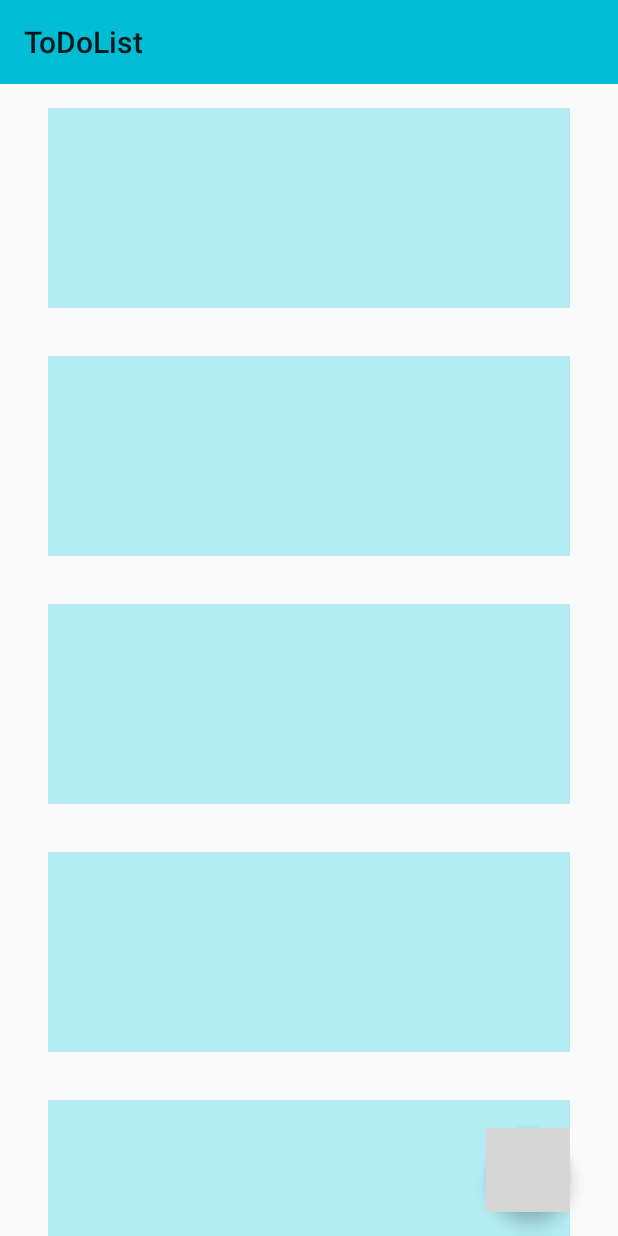
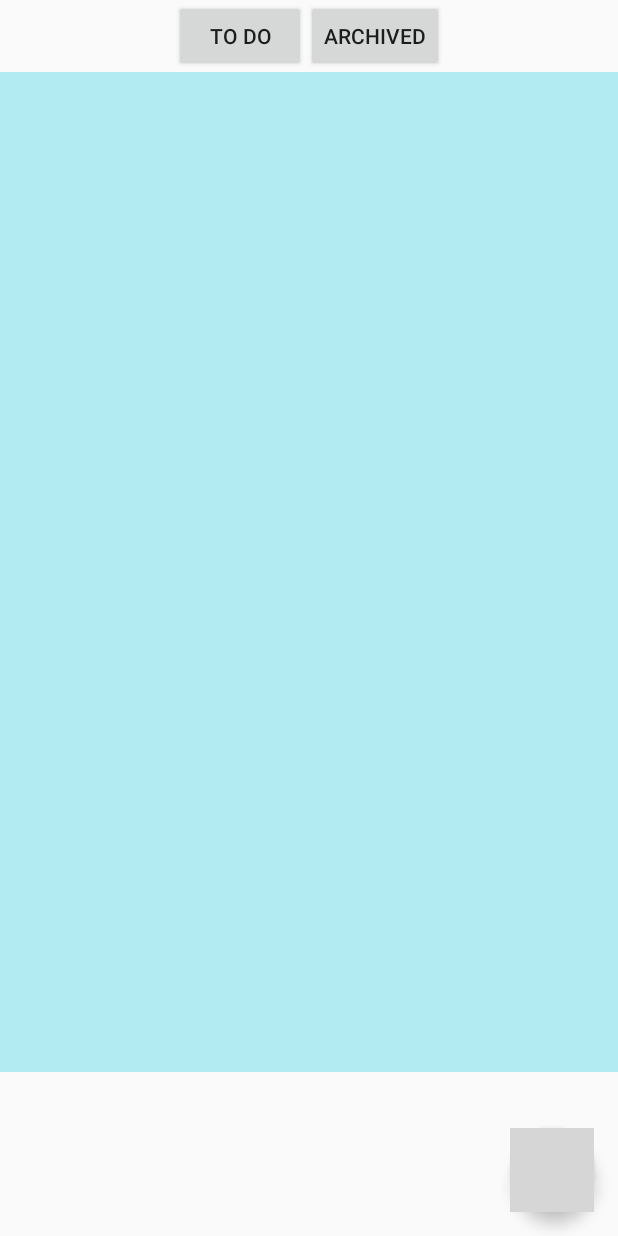
Before and after one commit to antonioCozzi/ToDoList, an Android app: the screen it shows after launch (MainActivity), on a phone screen of 412 x 824 dp. Run offline under Robolectric (Android 15) with nearby library versions, the light colour scheme and no system bars; 3 statements that could not run were skipped; grey boxes are pictures that could not be loaded.

Commit message:
Added a DB for saving notes.

```diff
--- a/app/src/main/java/com/example/anton/todolist/activities/MainActivity.java
+++ b/app/src/main/java/com/example/anton/todolist/activities/MainActivity.java
@@ -8,7 +8,6 @@ import android.support.v7.app.AppCompatActivity;
 import android.support.v7.widget.LinearLayoutManager;
 import android.support.v7.widget.RecyclerView;
 import android.support.v7.widget.Toolbar;
-import android.view.Menu;
 import android.view.MenuItem;
 import android.view.View;
 
@@ -33,6 +32,7 @@ public class MainActivity extends AppCompatActivity {
     RecyclerView noteRv;
     LinearLayoutManager linearLayoutManager;
     NoteAdapter noteAdapter;
+    DataBaseHandler dataBaseHandler;
 
     @Override
     protected void onCreate(Bundle savedInstanceState) {
@@ -42,12 +42,16 @@ public class MainActivity extends AppCompatActivity {
         setSupportActionBar(toolbar);
         intent = getIntent();
 
+        ArrayList<Note> notes = new ArrayList<>();
+        notes = dataBaseHandler.getAllNotes();
+        noteAdapter.setDataSet(notes);
         noteRv = (RecyclerView) findViewById(R.id.recycler_view);
         linearLayoutManager = new LinearLayoutManager(this);
         noteAdapter = new NoteAdapter(this);
         noteRv.setLayoutManager(linearLayoutManager);
         noteRv.setAdapter(noteAdapter);
         noteAdapter.setDataSet(getNotes());
+        dataBaseHandler = new DataBaseHandler(this);
 
         FloatingActionButton fab = (FloatingActionButton) findViewById(R.id.fab);
         fab.setOnClickListener(new View.OnClickListener() {
@@ -78,6 +82,7 @@ public class MainActivity extends AppCompatActivity {
             Note note = new Note();
             note.setTitolo(data.getStringExtra(EXTRA_TITLE));
             note.setCorpo(data.getStringExtra(EXTRA_BODY));
+            dataBaseHandler.addNote(note);
             noteAdapter.addNote(note);
         }
     }
--- a/app/src/main/java/com/example/anton/todolist/activities/NoteAdapter.java
+++ b/app/src/main/java/com/example/anton/todolist/activities/NoteAdapter.java
@@ -37,13 +37,14 @@ public class NoteAdapter extends RecyclerView.Adapter<NoteAdapter.NoteVH> {
         return dataSet;
     }
 
-    public void setDataSet(ArrayList<Note> dataSet) {
-        this.dataSet = dataSet;
-    }
-
     public void addNote(Note note){
         dataSet.add(0, note);
         notifyItemInserted(0);
+    }
+
+    public void setDataSet(ArrayList<Note> dataSet){
+        this.dataSet = dataSet;
+        notifyDataSetChanged();
     }
 
     public void removeNote(int position){
--- a/app/src/main/java/com/example/anton/todolist/model/Note.java
+++ b/app/src/main/java/com/example/anton/todolist/model/Note.java
@@ -10,7 +10,15 @@ public class Note {
     private String ultimaModifica;
     private String corpo;
     private String dataScadenza;
+    private int id;
 
+    public int getId() {
+        return id;
+    }
+
+    public void setId(int id) {
+        this.id = id;
+    }
     /*public Note(String titolo, String dataCreazione, String ultimaModifica, String corpo, String dataScadenza) {
         this.titolo = titolo;
         this.dataCreazione = dataCreazione;
--- a/app/src/main/res/layout/activity_main.xml
+++ b/app/src/main/res/layout/activity_main.xml
@@ -5,12 +5,26 @@
     android:layout_height="match_parent"
     android:orientation="vertical">
 
+    <LinearLayout
+        android:layout_width="match_parent"
+        android:layout_height="wrap_content"
+        android:gravity="center">
 
-    <include layout="@layout/toolbar"/>
+        <Button
+            android:layout_width="wrap_content"
+            android:layout_height="wrap_content"
+            android:id="@+id/todo_btn"
+            android:text="@string/todo"/>
+
+        <Button
+            android:layout_width="wrap_content"
+            android:layout_height="wrap_content"
+            android:id="@+id/delete_btn"
+            android:text="@string/archived"/>
+
+    </LinearLayout>
 
     <RelativeLayout android:layout_width="match_parent"
-        android:paddingRight="@dimen/activity_horizontal_margin"
-        android:paddingLeft="@dimen/activity_horizontal_margin"
         android:layout_height="match_parent">
 
         <android.support.v7.widget.RecyclerView
--- a/app/src/main/res/layout/item_note.xml
+++ b/app/src/main/res/layout/item_note.xml
@@ -1,8 +1,7 @@
 <?xml version="1.0" encoding="utf-8"?>
 <LinearLayout xmlns:android="http://schemas.android.com/apk/res/android"
     android:orientation="vertical" android:layout_width="match_parent"
-    android:layout_height="wrap_content"
-    android:padding="16dp">
+    android:layout_height="wrap_content">
 
     <LinearLayout
         android:layout_width="match_parent"
--- a/app/src/main/res/menu/menu_main.xml
+++ b/app/src/main/res/menu/menu_main.xml
@@ -7,7 +7,7 @@
     android:orderInCategory="100"
     android:title="@string/confirm"
     app:showAsAction="always"
-    />
+        />
 
     <item
         android:id="@+id/action_delete"
--- a/app/src/main/res/values/strings.xml
+++ b/app/src/main/res/values/strings.xml
@@ -7,4 +7,6 @@
     <string name="confirm">Confirm</string>
     <string name="delete">delete</string>
     <string name="edit">edit</string>
+    <string name="todo">To do</string>
+    <string name="archived">archived</string>
 </resources>
```
